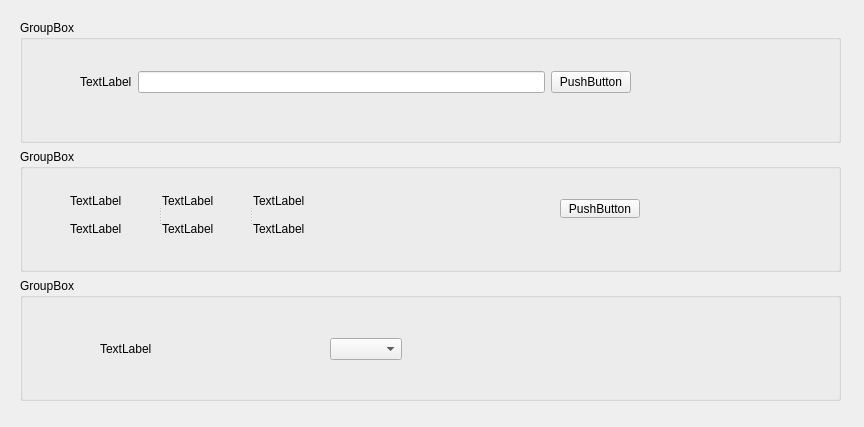
Old version of the form qt/LEDPlate/form_setting.ui in the repository imbdus/LEDPLate.
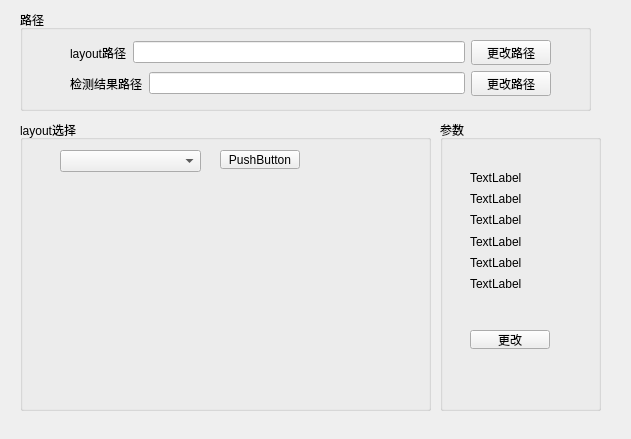
New version of the form.

Patch:
```diff
--- a/qt/LEDPlate/form_setting.ui
+++ b/qt/LEDPlate/form_setting.ui
@@ -6,126 +6,98 @@
    <rect>
     <x>0</x>
     <y>0</y>
-    <width>864</width>
-    <height>427</height>
+    <width>631</width>
+    <height>439</height>
    </rect>
   </property>
   <property name="windowTitle">
    <string>Form</string>
   </property>
-  <widget class="QWidget" name="">
-   <property name="geometry">
-    <rect>
-     <x>20</x>
-     <y>20</y>
-     <width>821</width>
-     <height>381</height>
-    </rect>
-   </property>
-   <layout class="QVBoxLayout" name="verticalLayout">
-    <item>
-     <widget class="QGroupBox" name="groupBox">
-      <property name="title">
-       <string>GroupBox</string>
-      </property>
-      <widget class="QWidget" name="">
-       <property name="geometry">
-        <rect>
-         <x>60</x>
-         <y>50</y>
-         <width>551</width>
-         <height>24</height>
-        </rect>
-       </property>
-       <layout class="QHBoxLayout" name="horizontalLayout">
-        <item>
-         <widget class="QLabel" name="label">
-          <property name="text">
-           <string>TextLabel</string>
-          </property>
-         </widget>
-        </item>
-        <item>
-         <widget class="QLineEdit" name="lineEdit"/>
-        </item>
-        <item>
-         <widget class="QPushButton" name="pushButton">
-          <property name="text">
-           <string>PushButton</string>
-          </property>
-         </widget>
-        </item>
-       </layout>
-      </widget>
-     </widget>
-    </item>
-    <item>
      <widget class="QGroupBox" name="groupBox_2">
+   <property name="geometry">
+    <rect>
+     <x>20</x>
+     <y>120</y>
+     <width>411</width>
+     <height>291</height>
+    </rect>
+   </property>
       <property name="title">
-       <string>GroupBox</string>
+    <string>layout选择</string>
+   </property>
+   <widget class="QComboBox" name="comboBox">
+    <property name="geometry">
+     <rect>
+      <x>40</x>
+      <y>30</y>
+      <width>141</width>
+      <height>22</height>
+     </rect>
+    </property>
+   </widget>
+   <widget class="QLabel" name="label_paint">
+    <property name="geometry">
+     <rect>
+      <x>10</x>
+      <y>80</y>
+      <width>361</width>
+      <height>161</height>
+     </rect>
+    </property>
+    <property name="text">
+     <string/>
+    </property>
+   </widget>
+   <widget class="QPushButton" name="pushButton">
+    <property name="geometry">
+     <rect>
+      <x>200</x>
+      <y>30</y>
+      <width>80</width>
+      <height>19</height>
+     </rect>
+    </property>
+    <property name="text">
+     <string>PushButton</string>
+    </property>
+   </widget>
+  </widget>
+  <widget class="QGroupBox" name="groupBox_3">
+   <property name="geometry">
+    <rect>
+     <x>440</x>
+     <y>120</y>
+     <width>161</width>
+     <height>291</height>
+    </rect>
+   </property>
+   <property name="title">
+    <string>参数</string>
       </property>
       <widget class="QPushButton" name="pushButton_2">
        <property name="geometry">
         <rect>
-         <x>540</x>
-         <y>50</y>
+      <x>30</x>
+      <y>210</y>
          <width>80</width>
          <height>19</height>
         </rect>
        </property>
        <property name="text">
-        <string>PushButton</string>
-       </property>
-      </widget>
-      <widget class="QSplitter" name="splitter">
+     <string>更改</string>
+    </property>
+   </widget>
+   <widget class="QWidget" name="layoutWidget_3">
        <property name="geometry">
         <rect>
-         <x>50</x>
-         <y>40</y>
-         <width>271</width>
-         <height>51</height>
-        </rect>
-       </property>
-       <property name="orientation">
-        <enum>Qt::Horizontal</enum>
-       </property>
-       <widget class="QWidget" name="">
-        <layout class="QVBoxLayout" name="verticalLayout_2">
+      <x>30</x>
+      <y>50</y>
+      <width>81</width>
+      <height>121</height>
+     </rect>
+    </property>
+    <layout class="QVBoxLayout" name="verticalLayout">
          <item>
-          <widget class="QLabel" name="label_2">
-           <property name="text">
-            <string>TextLabel</string>
-           </property>
-          </widget>
-         </item>
-         <item>
-          <widget class="QLabel" name="label_5">
-           <property name="text">
-            <string>TextLabel</string>
-           </property>
-          </widget>
-         </item>
-        </layout>
-       </widget>
-       <widget class="QWidget" name="">
-        <layout class="QVBoxLayout" name="verticalLayout_3">
-         <item>
-          <widget class="QLabel" name="label_3">
-           <property name="text">
-            <string>TextLabel</string>
-           </property>
-          </widget>
-         </item>
-         <item>
-          <widget class="QLabel" name="label_6">
-           <property name="text">
-            <string>TextLabel</string>
-           </property>
-          </widget>
-         </item>
-        </layout>
-       </widget>
-       <widget class="QWidget" name="">
         <layout class="QVBoxLayout" name="verticalLayout_4">
          <item>
           <widget class="QLabel" name="label_4">
@@ -142,41 +114,124 @@
           </widget>
          </item>
         </layout>
-       </widget>
-      </widget>
+     </item>
+     <item>
+      <layout class="QVBoxLayout" name="verticalLayout_3">
+       <item>
+        <widget class="QLabel" name="label_3">
+         <property name="text">
+          <string>TextLabel</string>
+         </property>
+        </widget>
+       </item>
+       <item>
+        <widget class="QLabel" name="label_6">
+         <property name="text">
+          <string>TextLabel</string>
+         </property>
+        </widget>
+       </item>
+      </layout>
+     </item>
+     <item>
+      <layout class="QVBoxLayout" name="verticalLayout_2">
+       <item>
+        <widget class="QLabel" name="label_2">
+         <property name="text">
+          <string>TextLabel</string>
+         </property>
      </widget>
     </item>
     <item>
-     <widget class="QGroupBox" name="groupBox_3">
+        <widget class="QLabel" name="label_5">
+         <property name="text">
+          <string>TextLabel</string>
+         </property>
+        </widget>
+       </item>
+      </layout>
+     </item>
+    </layout>
+   </widget>
+  </widget>
+  <widget class="QGroupBox" name="groupBox">
+   <property name="geometry">
+    <rect>
+     <x>20</x>
+     <y>10</y>
+     <width>571</width>
+     <height>101</height>
+    </rect>
+   </property>
+   <property name="sizePolicy">
+    <sizepolicy hsizetype="Preferred" vsizetype="Minimum">
+     <horstretch>0</horstretch>
+     <verstretch>100</verstretch>
+    </sizepolicy>
+   </property>
       <property name="title">
-       <string>GroupBox</string>
-      </property>
-      <widget class="QComboBox" name="comboBox">
+    <string>路径</string>
+   </property>
+   <widget class="QWidget" name="">
        <property name="geometry">
         <rect>
-         <x>310</x>
-         <y>60</y>
-         <width>72</width>
-         <height>22</height>
-        </rect>
-       </property>
-      </widget>
-      <widget class="QLabel" name="label_8">
-       <property name="geometry">
-        <rect>
-         <x>80</x>
-         <y>40</y>
-         <width>141</width>
-         <height>61</height>
-        </rect>
-       </property>
+      <x>50</x>
+      <y>30</y>
+      <width>481</width>
+      <height>56</height>
+     </rect>
+    </property>
+    <layout class="QVBoxLayout" name="verticalLayout_5">
+     <item>
+      <layout class="QHBoxLayout" name="horizontalLayout">
+       <item>
+        <widget class="QLabel" name="label">
+         <property name="sizePolicy">
+          <sizepolicy hsizetype="Preferred" vsizetype="Preferred">
+           <horstretch>0</horstretch>
+           <verstretch>0</verstretch>
+          </sizepolicy>
+         </property>
+         <property name="text">
+          <string>layout路径</string>
+         </property>
+        </widget>
+       </item>
+       <item>
+        <widget class="QLineEdit" name="le_layout"/>
+       </item>
+       <item>
+        <widget class="QPushButton" name="btn_layout">
+         <property name="text">
+          <string>更改路径</string>
+         </property>
+        </widget>
+       </item>
+      </layout>
+     </item>
+     <item>
+      <layout class="QHBoxLayout" name="horizontalLayout_2">
+       <item>
+        <widget class="QLabel" name="label_9">
        <property name="text">
-        <string>TextLabel</string>
-       </property>
-      </widget>
+          <string>检测结果路径</string>
+         </property>
+        </widget>
+       </item>
+       <item>
+        <widget class="QLineEdit" name="le_result"/>
+       </item>
+       <item>
+        <widget class="QPushButton" name="btn_result">
+         <property name="text">
+          <string>更改路径</string>
+         </property>
      </widget>
     </item>
    </layout>
+     </item>
+    </layout>
+   </widget>
   </widget>
  </widget>
  <resources/>
```
Lines whose indentation alone changed are shown as unchanged.
